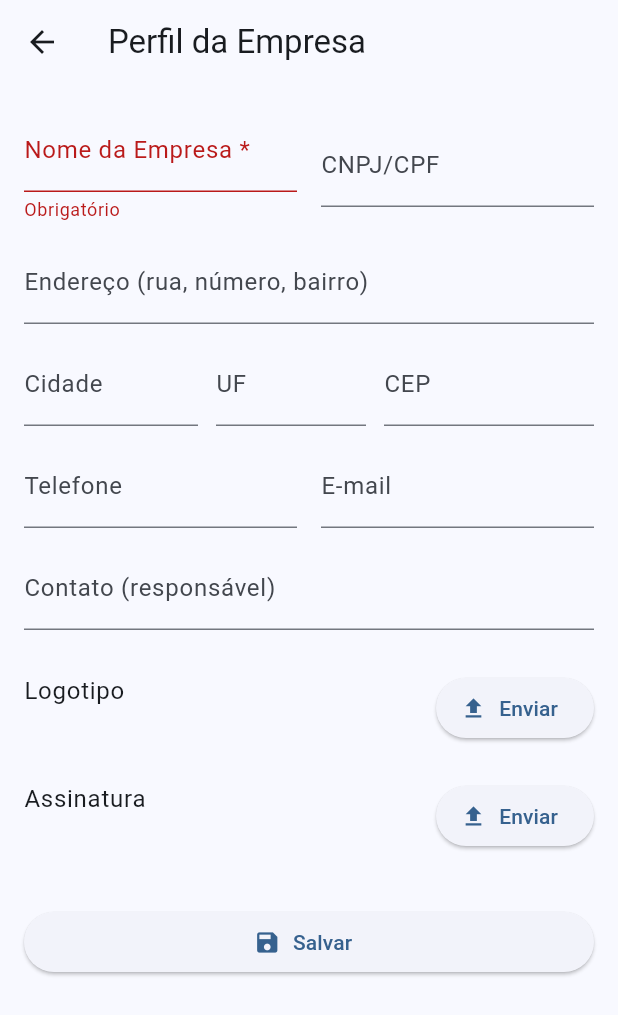
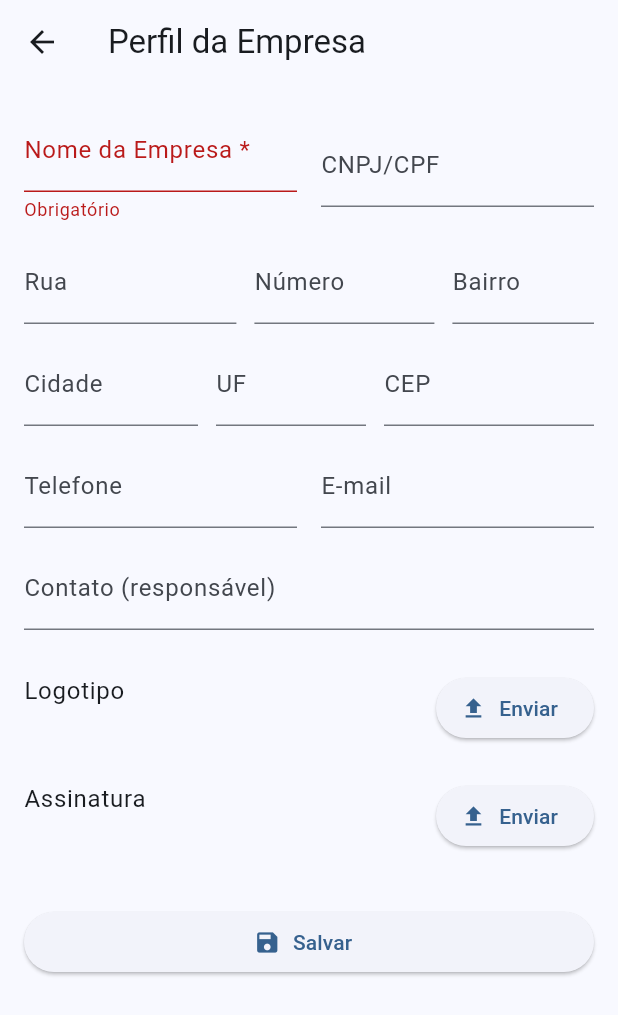
Before and after one commit to vanzer80/OS, a Flutter app: the CompanyProfileScreen screen opened directly, after a tap on "Salvar", on a phone screen of 412 x 824 dp. Shown: the top 1015 px of the screen. Run offline on Flutter 3.47's test engine with Material 3 defaults, Android fonts, the light colour scheme and no system bars; our stand-ins replace file_picker, flutter_riverpod, image_picker, pdf, permission_handler, printing and 1 more; accounts and stored records are empty.

Commit message:
feat(pdf): cabeçalho alinhado ao modelo com logotipo (precarregado), blocos de contato e linha 'Dados do Cliente' + Data; feat(profile): endereço separado (Rua, Número, Bairro) e integração; fix: robustez do carregamento do logo no PDF

```diff
--- a/lib/core/company_profile_service.dart
+++ b/lib/core/company_profile_service.dart
@@ -6,7 +6,10 @@ class CompanyProfile {
   final String userId;
   final String name;
   final String? taxId;
-  final String? addressLine;
+  final String? addressLine; // legado
+  final String? street;
+  final String? streetNumber;
+  final String? neighborhood;
   final String? city;
   final String? state;
   final String? zip;
@@ -21,6 +24,9 @@ class CompanyProfile {
     required this.name,
     this.taxId,
     this.addressLine,
+    this.street,
+    this.streetNumber,
+    this.neighborhood,
     this.city,
     this.state,
     this.zip,
@@ -36,6 +42,9 @@ class CompanyProfile {
         name: json['name'],
         taxId: json['tax_id'],
         addressLine: json['address_line'],
+        street: json['street'],
+        streetNumber: json['street_number'],
+        neighborhood: json['neighborhood'],
         city: json['city'],
         state: json['state'],
         zip: json['zip'],
@@ -51,6 +60,9 @@ class CompanyProfile {
         'name': name,
         'tax_id': taxId,
         'address_line': addressLine,
+        'street': street,
+        'street_number': streetNumber,
+        'neighborhood': neighborhood,
         'city': city,
         'state': state,
         'zip': zip,
--- a/lib/features/profile/company_profile_screen.dart
+++ b/lib/features/profile/company_profile_screen.dart
@@ -16,7 +16,9 @@ class _CompanyProfileScreenState extends ConsumerState<CompanyProfileScreen> {
   final _formKey = GlobalKey<FormState>();
   final _nameCtrl = TextEditingController();
   final _taxIdCtrl = TextEditingController();
-  final _addressCtrl = TextEditingController();
+  final _streetCtrl = TextEditingController();
+  final _streetNumberCtrl = TextEditingController();
+  final _neighborhoodCtrl = TextEditingController();
   final _cityCtrl = TextEditingController();
   final _stateCtrl = TextEditingController();
   final _zipCtrl = TextEditingController();
@@ -42,7 +44,9 @@ class _CompanyProfileScreenState extends ConsumerState<CompanyProfileScreen> {
       if (p != null) {
         _nameCtrl.text = p.name;
         _taxIdCtrl.text = p.taxId ?? '';
-        _addressCtrl.text = p.addressLine ?? '';
+        _streetCtrl.text = p.street ?? '';
+        _streetNumberCtrl.text = p.streetNumber ?? '';
+        _neighborhoodCtrl.text = p.neighborhood ?? '';
         _cityCtrl.text = p.city ?? '';
         _stateCtrl.text = p.state ?? '';
         _zipCtrl.text = p.zip ?? '';
@@ -98,7 +102,9 @@ class _CompanyProfileScreenState extends ConsumerState<CompanyProfileScreen> {
         userId: userId,
         name: _nameCtrl.text.trim(),
         taxId: _taxIdCtrl.text.trim().isEmpty ? null : _taxIdCtrl.text.trim(),
-        addressLine: _addressCtrl.text.trim().isEmpty ? null : _addressCtrl.text.trim(),
+        street: _streetCtrl.text.trim().isEmpty ? null : _streetCtrl.text.trim(),
+        streetNumber: _streetNumberCtrl.text.trim().isEmpty ? null : _streetNumberCtrl.text.trim(),
+        neighborhood: _neighborhoodCtrl.text.trim().isEmpty ? null : _neighborhoodCtrl.text.trim(),
         city: _cityCtrl.text.trim().isEmpty ? null : _cityCtrl.text.trim(),
         state: _stateCtrl.text.trim().isEmpty ? null : _stateCtrl.text.trim(),
         zip: _zipCtrl.text.trim().isEmpty ? null : _zipCtrl.text.trim(),
@@ -122,7 +128,9 @@ class _CompanyProfileScreenState extends ConsumerState<CompanyProfileScreen> {
   void dispose() {
     _nameCtrl.dispose();
     _taxIdCtrl.dispose();
-    _addressCtrl.dispose();
+    _streetCtrl.dispose();
+    _streetNumberCtrl.dispose();
+    _neighborhoodCtrl.dispose();
     _cityCtrl.dispose();
     _stateCtrl.dispose();
     _zipCtrl.dispose();
@@ -165,9 +173,32 @@ class _CompanyProfileScreenState extends ConsumerState<CompanyProfileScreen> {
                     ),
                     const SizedBox(height: 12),
 
-                    TextFormField(
-                      controller: _addressCtrl,
-                      decoration: const InputDecoration(labelText: 'Endereço (rua, número, bairro)'),
+                    Row(
+                      children: [
+                        Expanded(
+                          flex: 3,
+                          child: TextFormField(
+                            controller: _streetCtrl,
+                            decoration: const InputDecoration(labelText: 'Rua'),
+                          ),
+                        ),
+                        const SizedBox(width: 12),
+                        SizedBox(
+                          width: 120,
+                          child: TextFormField(
+                            controller: _streetNumberCtrl,
+                            decoration: const InputDecoration(labelText: 'Número'),
+                          ),
+                        ),
+                        const SizedBox(width: 12),
+                        Expanded(
+                          flex: 2,
+                          child: TextFormField(
+                            controller: _neighborhoodCtrl,
+                            decoration: const InputDecoration(labelText: 'Bairro'),
+                          ),
+                        ),
+                      ],
                     ),
                     const SizedBox(height: 12),
 
```
Also changed, not shown: lib/core/pdf_service.dart (+51 -11 lines).
